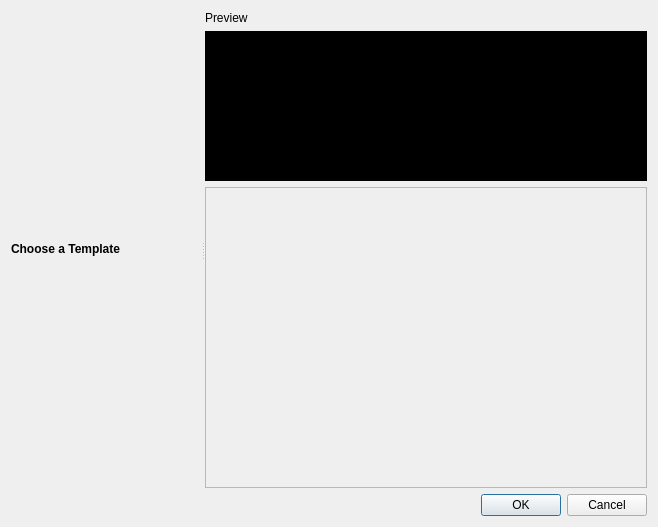
This is src/windows/ui/animated-title.ui in OpenShot/openshot-qt as Qt 5 draws it before an edit. The edited form follows.
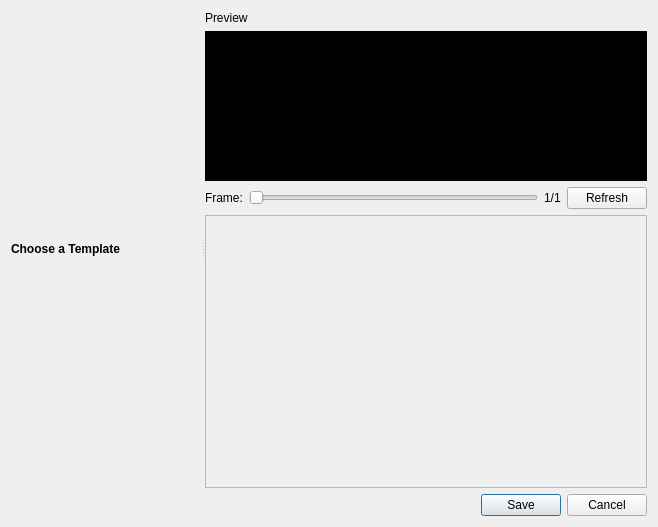
This is the edited form.

Commit message: Added more blender funcionality to the animated title screen.

What changed in the file:
```diff
--- a/src/windows/ui/animated-title.ui
+++ b/src/windows/ui/animated-title.ui
@@ -23,7 +23,7 @@
       <enum>Qt::Horizontal</enum>
      </property>
      <property name="standardButtons">
-      <set>QDialogButtonBox::Cancel|QDialogButtonBox::Ok</set>
+      <set>QDialogButtonBox::Cancel|QDialogButtonBox::Save</set>
      </property>
     </widget>
    </item>
@@ -49,13 +49,6 @@
      </widget>
      <widget class="QWidget" name="widget_2" native="true">
       <layout class="QGridLayout" name="gridLayout_3">
-       <item row="0" column="0">
-        <widget class="QLabel" name="label_2">
-         <property name="text">
-          <string>Preview</string>
-         </property>
-        </widget>
-       </item>
        <item row="1" column="0">
         <widget class="QGraphicsView" name="graphicsView">
          <property name="maximumSize">
@@ -72,7 +65,14 @@
          </property>
         </widget>
        </item>
-       <item row="2" column="0">
+       <item row="0" column="0">
+        <widget class="QLabel" name="label_2">
+         <property name="text">
+          <string>Preview</string>
+         </property>
+        </widget>
+       </item>
+       <item row="4" column="0">
         <widget class="QScrollArea" name="scrollArea">
          <property name="widgetResizable">
           <bool>true</bool>
@@ -82,8 +82,8 @@
            <rect>
             <x>0</x>
             <y>0</y>
-            <width>378</width>
-            <height>277</height>
+            <width>387</width>
+            <height>242</height>
            </rect>
           </property>
           <layout class="QFormLayout" name="formLayout">
@@ -94,6 +94,41 @@
          </widget>
         </widget>
        </item>
+       <item row="3" column="0">
+        <layout class="QHBoxLayout" name="horizontalLayout">
+         <property name="topMargin">
+          <number>0</number>
+         </property>
+         <item>
+          <widget class="QLabel" name="label_3">
+           <property name="text">
+            <string>Frame:</string>
+           </property>
+          </widget>
+         </item>
+         <item>
+          <widget class="QSlider" name="sliderPreview">
+           <property name="orientation">
+            <enum>Qt::Horizontal</enum>
+           </property>
+          </widget>
+         </item>
+         <item>
+          <widget class="QLabel" name="lblFrame">
+           <property name="text">
+            <string>1/1</string>
+           </property>
+          </widget>
+         </item>
+         <item>
+          <widget class="QPushButton" name="btnRefresh">
+           <property name="text">
+            <string>Refresh</string>
+           </property>
+          </widget>
+         </item>
+        </layout>
+       </item>
       </layout>
      </widget>
     </widget>
```
The commit also changes 2 other files.
